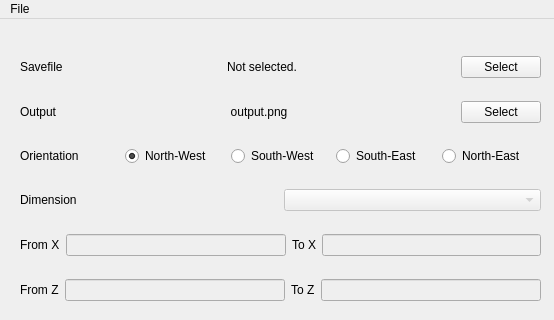
Before: the Qt Designer form src/graphical/mainwindow.ui in spoutn1k/mcmap, drawn with Qt 5; both pictures show x 0 to 554 and y 0 to 320 of the 554 by 600 pixel window.
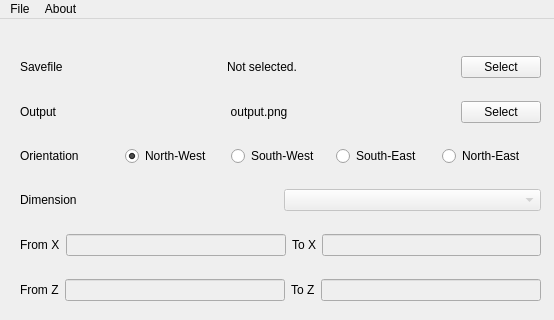
After: the same form once the commit is applied.

Diff of the .ui file:
```diff
--- a/src/graphical/mainwindow.ui
+++ b/src/graphical/mainwindow.ui
@@ -410,13 +410,20 @@
      <height>21</height>
     </rect>
    </property>
-   <widget class="QMenu" name="menumcmap">
+   <widget class="QMenu" name="menuFile">
     <property name="title">
      <string>File</string>
     </property>
     <addaction name="actionExit"/>
    </widget>
-   <addaction name="menumcmap"/>
+   <widget class="QMenu" name="menuAbout">
+    <property name="title">
+     <string>About</string>
+    </property>
+    <addaction name="actionVersion"/>
+   </widget>
+   <addaction name="menuFile"/>
+   <addaction name="menuAbout"/>
   </widget>
   <action name="actionExit">
    <property name="text">
```
Left out of the diff: 8 changed lines with no effect on the pictures.
